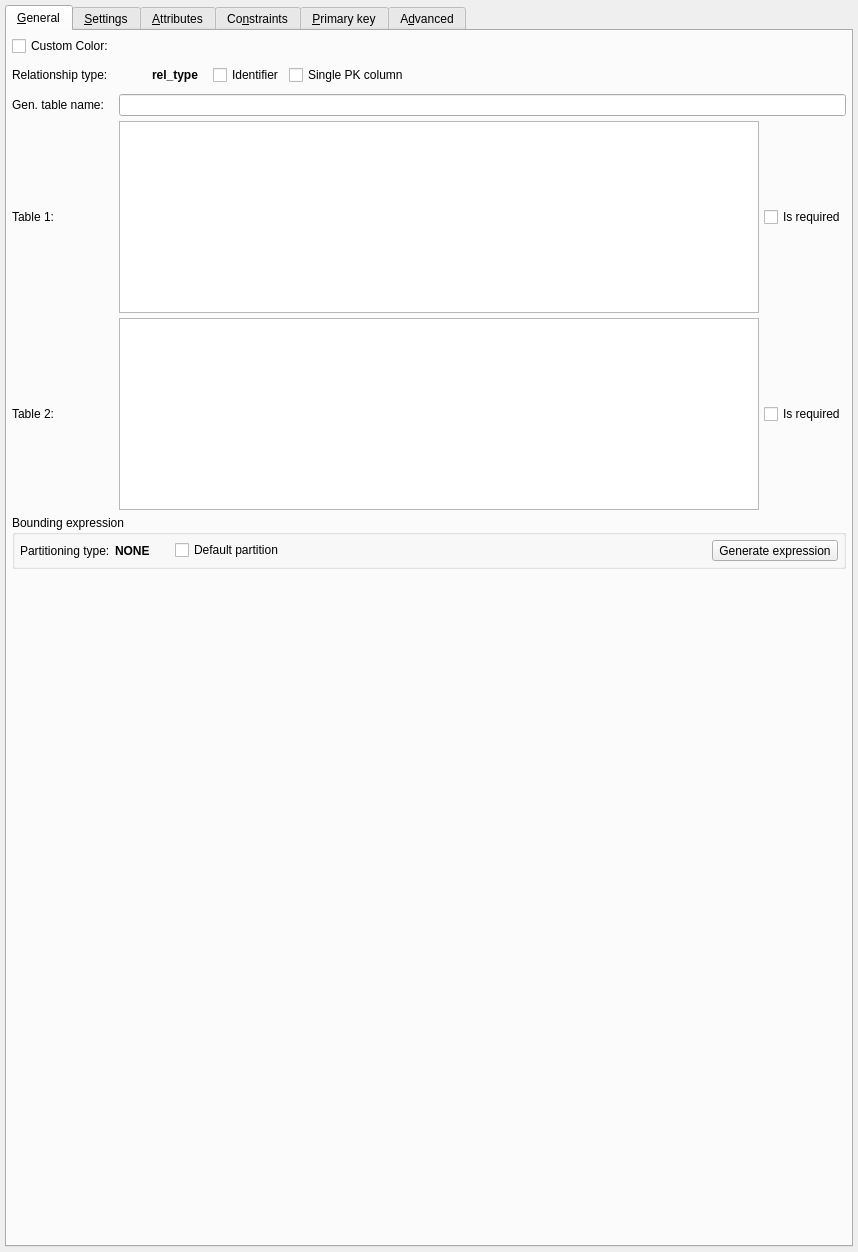
Before: the Qt Designer form libs/libgui/ui/dbobjects/relationshipwidget.ui in maniac787/pgmodeler, drawn with Qt 5.
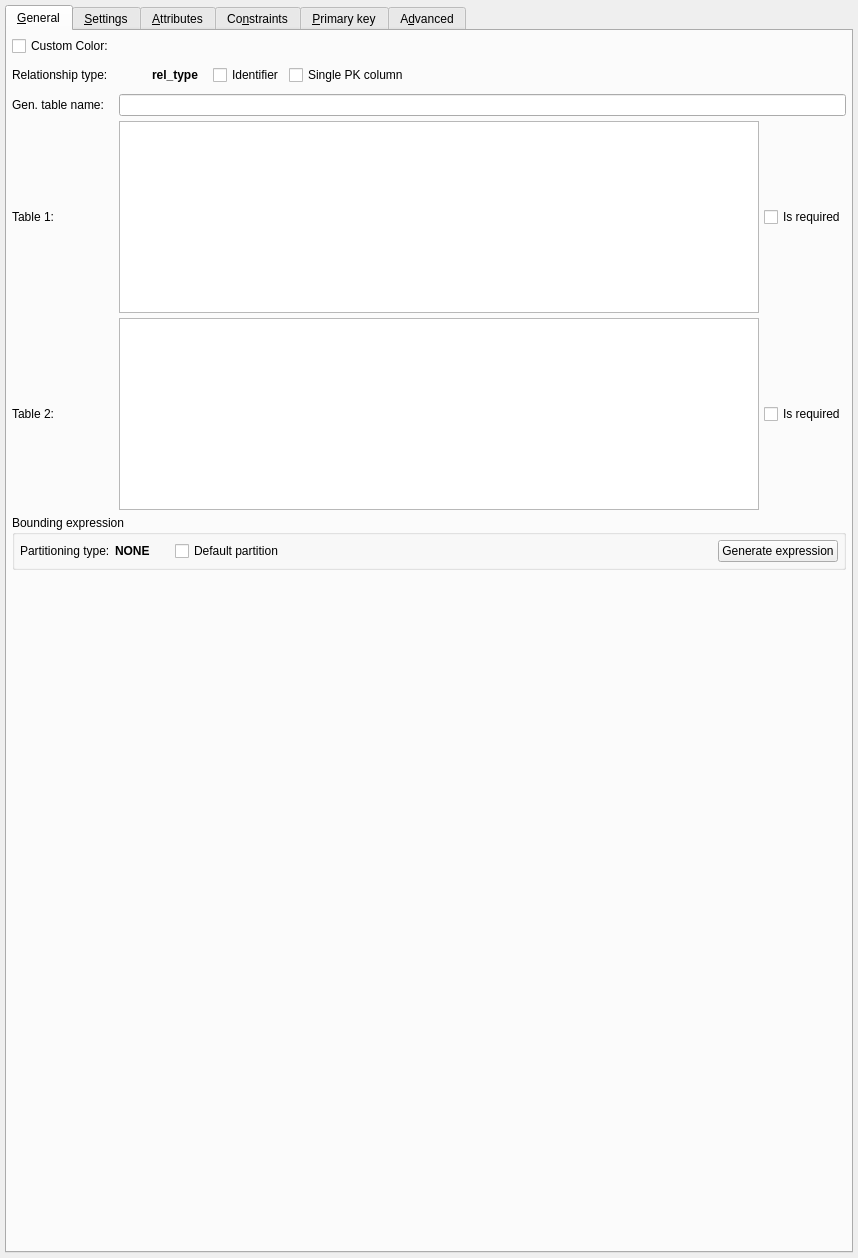
After: the same form once the commit is applied. Icons and pictures are not drawn.

Commit message: Changing some QToolButton to QPushButton for better semantics (WIP).

```diff
--- a/libs/libgui/ui/dbobjects/relationshipwidget.ui
+++ b/libs/libgui/ui/dbobjects/relationshipwidget.ui
@@ -7,7 +7,7 @@
     <x>0</x>
     <y>0</y>
     <width>858</width>
-    <height>1252</height>
+    <height>1258</height>
    </rect>
   </property>
   <property name="sizePolicy">
@@ -589,7 +589,7 @@
              </spacer>
             </item>
             <item>
-             <widget class="QToolButton" name="gen_bound_expr_tb">
+             <widget class="QPushButton" name="gen_bound_expr_btn">
               <property name="toolTip">
                <string>Generate the partition bounding expression based upon the partitioning type in use.</string>
               </property>
@@ -606,9 +606,6 @@
                 <height>25</height>
                </size>
               </property>
-              <property name="toolButtonStyle">
-               <enum>Qt::ToolButtonStyle::ToolButtonTextBesideIcon</enum>
-              </property>
              </widget>
             </item>
            </layout>
```
Left out of the diff: 3 changed lines with no effect on the pictures. The commit also changes 30 other files.
